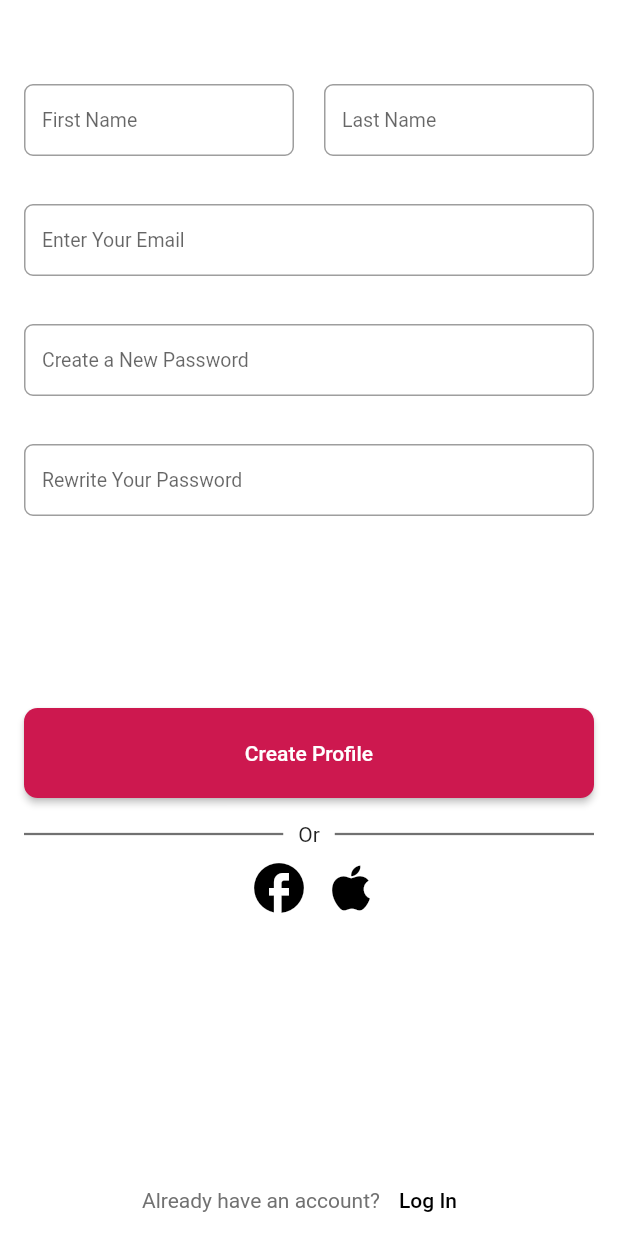
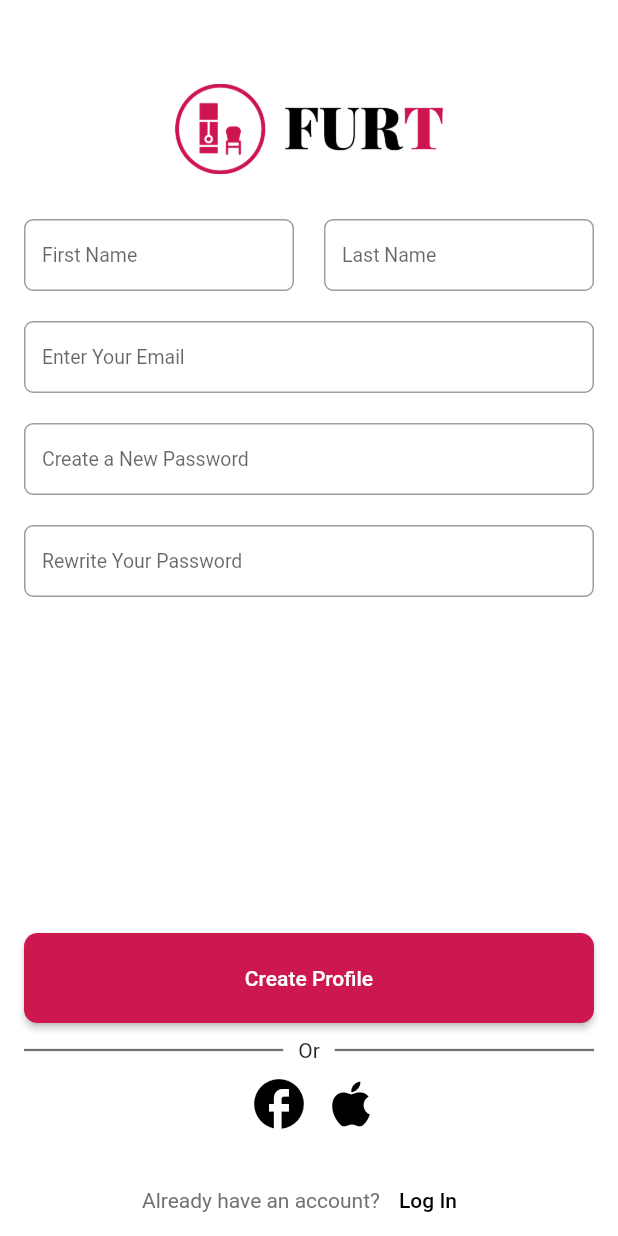
Before and after one commit to abdelillah-tam/FurT, a Flutter app: the RegisterView screen opened directly, on a phone screen of 412 x 824 dp. Run offline on Flutter 3.47's test engine with Material 2 defaults, Android fonts, the phone set to English and light mode, and no system bars; our stand-ins replace bloc, cloud_firestore, equatable, firebase_auth, firebase_core, flutter_bloc; accounts and stored records are empty; network calls fail.

```diff
--- a/lib/views/register_view.dart
+++ b/lib/views/register_view.dart
@@ -42,9 +42,12 @@ class _RegisterViewState extends State<RegisterView> {
             children: [
               Column(
                 children: [
-                  Flexible(
-                    flex: 5,
-                    child: Row(
+                  const Image(
+                    height: 60.0,
+                    image: AssetImage('assets/images/logo.png'),
+                  ),
+                  const SizedBox(height: 30.0,),
+                  Row(
                     children: [
                       Expanded(
                         child: TextField(
@@ -110,11 +113,8 @@ class _RegisterViewState extends State<RegisterView> {
                       ),
                     ],
                   ),
-                  ),
-                  const Spacer(flex: 2),
-                  Flexible(
-                    flex: 5,
-                    child: TextField(
+                  const SizedBox(height: 20.0,),
+                  TextField(
                     controller: _emailController,
                     cursorColor: const Color.fromRGBO(205, 24, 79, 1.0),
                     style: const TextStyle(fontSize: 13.0),
@@ -138,11 +138,8 @@ class _RegisterViewState extends State<RegisterView> {
                             maxHeight:
                                 (height >= 480 && height < 720 ? 40.0 : 60.0))),
                   ),
-                  ),
-                  const Spacer(flex: 2),
-                  Flexible(
-                    flex: 5,
-                    child: TextField(
+                  const SizedBox(height: 20.0,),
+                  TextField(
                     controller: _passwordController,
                     cursorColor: const Color.fromRGBO(205, 24, 79, 1.0),
                     style: const TextStyle(fontSize: 13.0),
@@ -169,11 +166,8 @@ class _RegisterViewState extends State<RegisterView> {
                             maxHeight:
                                 (height >= 480 && height < 720 ? 40.0 : 60.0))),
                   ),
-                  ),
-                  const Spacer(flex: 2),
-                  Flexible(
-                    flex: 5,
-                    child: TextField(
+                  const SizedBox(height: 20.0,),
+                  TextField(
                     controller: _rewriterPasswordController,
                     cursorColor: const Color.fromRGBO(205, 24, 79, 1.0),
                     style: const TextStyle(fontSize: 13.0),
@@ -201,37 +195,33 @@ class _RegisterViewState extends State<RegisterView> {
                               (height >= 480 && height < 720 ? 40.0 : 60.0)),
                     ),
                   ),
-                  ),
-                  const Spacer(
-                    flex: 8,
-                  ),
-                  Flexible(
-                    flex: 5,
-                    child: ElevatedButton(
+                  const Spacer(),
+                  ElevatedButton(
                     onPressed: () {
                       final firstName = _firstNameController.text;
                       final lastName = _lastNameController.text;
                       final email = _emailController.text;
                       final password = _passwordController.text;
-                        context
-                            .read<AuthCubit>()
-                            .signUp(firstName: firstName,lastName: lastName,email: email, password: password);
+                      context.read<AuthCubit>().signUp(
+                          firstName: firstName,
+                          lastName: lastName,
+                          email: email,
+                          password: password);
                     },
                     style: ElevatedButton.styleFrom(
-                          backgroundColor: const Color.fromRGBO(205, 24, 79, 1.0),
+                        backgroundColor:
+                            const Color.fromRGBO(205, 24, 79, 1.0),
                         minimumSize: (height >= 480 && height < 720)
                             ? const Size(double.infinity, 50.0)
                             : const Size(double.infinity, 60.0),
                         shape: const RoundedRectangleBorder(
-                            borderRadius: BorderRadius.all(Radius.circular(9.0)),
+                          borderRadius:
+                              BorderRadius.all(Radius.circular(9.0)),
                         )),
                     child: const Text('Create Profile'),
                   ),
-                  ),
-                  const Spacer(flex: 1),
-                  Flexible(
-                    flex: 2,
-                    child: Row(
+                  const SizedBox(height: 10.0,),
+                  Row(
                     mainAxisAlignment: MainAxisAlignment.center,
                     children: const [
                       Flexible(
@@ -251,10 +241,7 @@ class _RegisterViewState extends State<RegisterView> {
                       ),
                     ],
                   ),
-                  ),
-                  Flexible(
-                    flex: 2,
-                    child: Row(
+                  Row(
                     mainAxisAlignment: MainAxisAlignment.center,
                     children: [
                       IconButton(
@@ -275,27 +262,25 @@ class _RegisterViewState extends State<RegisterView> {
                       )
                     ],
                   ),
-                  ),
-                  const Spacer(flex: 4),
-                ],
-              ),
-              Align(
-                alignment: Alignment.bottomCenter,
-                child: Row(
+                  const SizedBox(height: 20.0,),
+                  Row(
                     mainAxisAlignment: MainAxisAlignment.center,
                     children: [
                       const Text(
                         'Already have an account?',
-                      style: TextStyle(color: Color.fromRGBO(113, 113, 113, 1.0)),
+                        style: TextStyle(
+                            color: Color.fromRGBO(113, 113, 113, 1.0)),
                       ),
                       TextButton(
                         onPressed: () {
                           context.read<AuthCubit>().logout();
                         },
                         style: TextButton.styleFrom(
-                        foregroundColor: const Color.fromRGBO(205, 24, 79, 0.0),
+                          foregroundColor:
+                              const Color.fromRGBO(205, 24, 79, 0.0),
                           shape: const RoundedRectangleBorder(
-                          borderRadius: BorderRadius.all(Radius.circular(9.0)),
+                            borderRadius:
+                                BorderRadius.all(Radius.circular(9.0)),
                           ),
                         ),
                         child: const Text(
@@ -305,6 +290,7 @@ class _RegisterViewState extends State<RegisterView> {
                       ),
                     ],
                   ),
+                ],
               ),
             ],
           ),
```
Also changed, not shown: lib/views/home/home_view.dart (+6 -6 lines), lib/views/login_view.dart (+25 -35 lines), pubspec.yaml (+8 -1 lines), assets/images/bed.jpg (renamed from assets/bed.jpg), assets/images/chairs.jpg (renamed from assets/chairs.jpg), assets/images/dresser.jpg (renamed from assets/dresser.jpg), assets/images/lighting.jpg (renamed from assets/lighting.jpg), assets/images/logo.png (added), assets/images/sofas.jpg (renamed from assets/sofas.jpg), assets/images/tables.jpg (renamed from assets/tables.jpg), pubspec.lock, 11 other files. Lines whose indentation alone changed are shown as unchanged.
